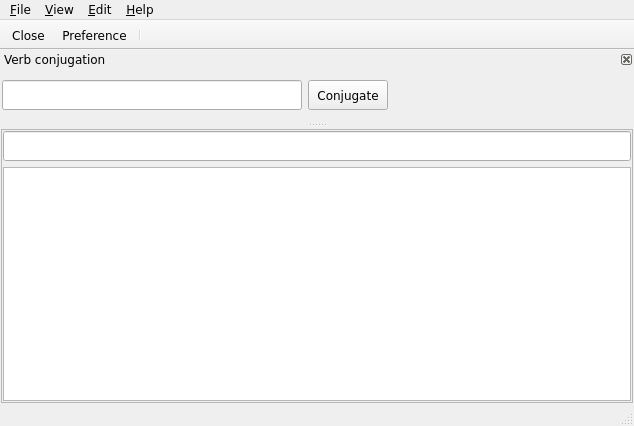
Above: jpconj/jpconjmain.ui from anqafalak/japkatsuyou before the change. Below: the same form after it.
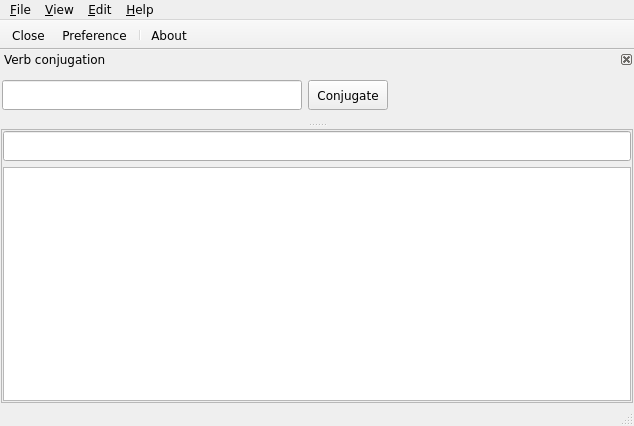
That is the form after the change. Icons and pictures are not drawn.

The edit to the form file:
```diff
--- a/jpconj/jpconjmain.ui
+++ b/jpconj/jpconjmain.ui
@@ -182,6 +182,7 @@
    <addaction name="action_Close"/>
    <addaction name="action_Preference"/>
    <addaction name="separator"/>
+   <addaction name="action_About"/>
   </widget>
   <widget class="QStatusBar" name="statusBar"/>
   <widget class="QDockWidget" name="search">
```
Left out of the diff: 5 changed lines with no effect on the pictures.
